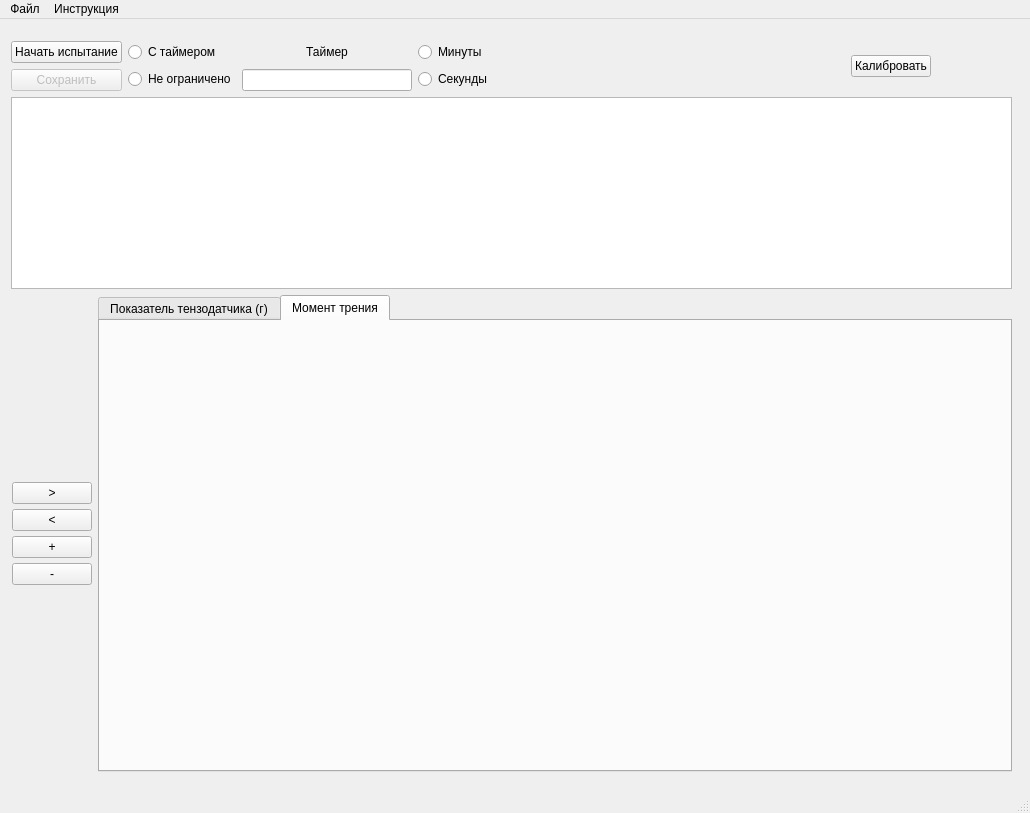
1Aboka1/tribometer-arduino, file design.ui: the form before one commit.
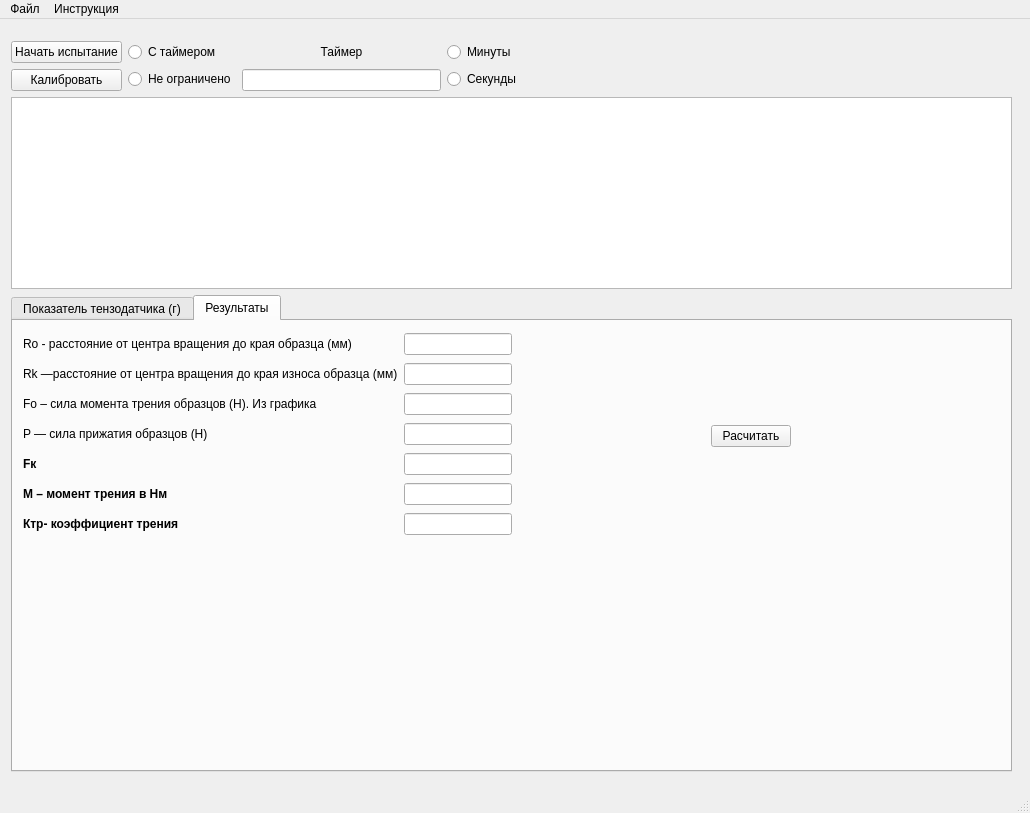
The form after the commit. The open tabs and pages were chosen to show the change.

Diff of the .ui file:
```diff
--- a/design.ui
+++ b/design.ui
@@ -10,6 +10,12 @@
     <height>813</height>
    </rect>
   </property>
+  <property name="sizePolicy">
+   <sizepolicy hsizetype="Fixed" vsizetype="Fixed">
+    <horstretch>0</horstretch>
+    <verstretch>0</verstretch>
+   </sizepolicy>
+  </property>
   <property name="windowTitle">
    <string>MainWindow</string>
   </property>
@@ -27,7 +33,52 @@
      <item row="2" column="0">
       <layout class="QHBoxLayout" name="horizontalLayout_4">
        <item>
-        <layout class="QVBoxLayout" name="verticalLayout_6">
+        <widget class="QTabWidget" name="tabWidget">
+         <property name="sizePolicy">
+          <sizepolicy hsizetype="Expanding" vsizetype="Expanding">
+           <horstretch>0</horstretch>
+           <verstretch>0</verstretch>
+          </sizepolicy>
+         </property>
+         <property name="currentIndex">
+          <number>0</number>
+         </property>
+         <widget class="QWidget" name="tab">
+          <attribute name="title">
+           <string>Показатель тензодатчика (г)</string>
+          </attribute>
+          <widget class="QWidget" name="">
+           <property name="geometry">
+            <rect>
+             <x>0</x>
+             <y>0</y>
+             <width>991</width>
+             <height>421</height>
+            </rect>
+           </property>
+           <layout class="QHBoxLayout" name="horizontalLayout_6">
+            <property name="sizeConstraint">
+             <enum>QLayout::SetNoConstraint</enum>
+            </property>
+            <item>
+             <layout class="QVBoxLayout" name="verticalLayout">
+              <property name="sizeConstraint">
+               <enum>QLayout::SetNoConstraint</enum>
+              </property>
+              <item>
+               <widget class="QWidget" name="widget" native="true">
+                <property name="sizePolicy">
+                 <sizepolicy hsizetype="Expanding" vsizetype="Expanding">
+                  <horstretch>0</horstretch>
+                  <verstretch>0</verstretch>
+                 </sizepolicy>
+                </property>
+               </widget>
+              </item>
+             </layout>
+            </item>
+            <item>
+             <layout class="QVBoxLayout" name="verticalLayout_7">
          <property name="spacing">
           <number>5</number>
          </property>
@@ -41,7 +92,7 @@
           <number>0</number>
          </property>
          <item>
-          <spacer name="verticalSpacer_2">
+               <spacer name="verticalSpacer_3">
            <property name="orientation">
             <enum>Qt::Vertical</enum>
            </property>
@@ -54,7 +105,7 @@
           </spacer>
          </item>
          <item>
-          <widget class="QPushButton" name="moveRight">
+               <widget class="QPushButton" name="moveRight_2">
            <property name="layoutDirection">
             <enum>Qt::LeftToRight</enum>
            </property>
@@ -64,7 +115,7 @@
           </widget>
          </item>
          <item>
-          <widget class="QPushButton" name="moveLeft">
+               <widget class="QPushButton" name="moveLeft_2">
            <property name="layoutDirection">
             <enum>Qt::LeftToRight</enum>
            </property>
@@ -74,7 +125,7 @@
           </widget>
          </item>
          <item>
-          <widget class="QPushButton" name="zoomIn">
+               <widget class="QPushButton" name="zoomIn_2">
            <property name="layoutDirection">
             <enum>Qt::LeftToRight</enum>
            </property>
@@ -84,7 +135,7 @@
           </widget>
          </item>
          <item>
-          <widget class="QPushButton" name="zoomOut">
+               <widget class="QPushButton" name="zoomOut_2">
            <property name="layoutDirection">
             <enum>Qt::LeftToRight</enum>
            </property>
@@ -94,7 +145,7 @@
           </widget>
          </item>
          <item>
-          <spacer name="verticalSpacer">
+               <spacer name="verticalSpacer_4">
            <property name="orientation">
             <enum>Qt::Vertical</enum>
            </property>
@@ -107,52 +158,174 @@
           </spacer>
          </item>
         </layout>
-       </item>
-       <item>
-        <widget class="QTabWidget" name="tabWidget">
-         <property name="sizePolicy">
-          <sizepolicy hsizetype="Expanding" vsizetype="Expanding">
-           <horstretch>0</horstretch>
-           <verstretch>0</verstretch>
-          </sizepolicy>
-         </property>
-         <property name="currentIndex">
-          <number>0</number>
-         </property>
-         <widget class="QWidget" name="tab">
-          <attribute name="title">
-           <string>Показатель тензодатчика (г)</string>
-          </attribute>
-          <widget class="QWidget" name="verticalLayoutWidget">
-           <property name="geometry">
-            <rect>
-             <x>0</x>
-             <y>0</y>
-             <width>931</width>
-             <height>411</height>
-            </rect>
-           </property>
-           <layout class="QVBoxLayout" name="verticalLayout">
-            <property name="sizeConstraint">
-             <enum>QLayout::SetNoConstraint</enum>
-            </property>
-            <item>
-             <widget class="QWidget" name="widget" native="true">
-              <property name="sizePolicy">
-               <sizepolicy hsizetype="Expanding" vsizetype="Expanding">
-                <horstretch>0</horstretch>
-                <verstretch>0</verstretch>
-               </sizepolicy>
-              </property>
-             </widget>
             </item>
            </layout>
           </widget>
          </widget>
          <widget class="QWidget" name="tab_2">
           <attribute name="title">
-           <string>Момент трения</string>
+           <string>Результаты</string>
           </attribute>
+          <widget class="QWidget" name="">
+           <property name="geometry">
+            <rect>
+             <x>10</x>
+             <y>10</y>
+             <width>961</width>
+             <height>211</height>
+            </rect>
+           </property>
+           <layout class="QHBoxLayout" name="horizontalLayout_8">
+            <item>
+             <layout class="QGridLayout" name="gridLayout_2">
+              <property name="sizeConstraint">
+               <enum>QLayout::SetDefaultConstraint</enum>
+              </property>
+              <item row="0" column="0">
+               <widget class="QLabel" name="label_13">
+                <property name="text">
+                 <string>Ro - расстояние от центра вращения до края образца (мм)</string>
+                </property>
+               </widget>
+              </item>
+              <item row="0" column="1">
+               <widget class="QLineEdit" name="r0"/>
+              </item>
+              <item row="1" column="0">
+               <widget class="QLabel" name="label_3">
+                <property name="text">
+                 <string>Rk —расстояние от центра вращения до края износа образца (мм)</string>
+                </property>
+               </widget>
+              </item>
+              <item row="1" column="1">
+               <widget class="QLineEdit" name="rk"/>
+              </item>
+              <item row="2" column="0">
+               <widget class="QLabel" name="label_4">
+                <property name="text">
+                 <string>Fо – сила момента трения образцов (Н). Из графика</string>
+                </property>
+               </widget>
+              </item>
+              <item row="2" column="1">
+               <widget class="QLineEdit" name="f0"/>
+              </item>
+              <item row="3" column="0">
+               <widget class="QLabel" name="label_5">
+                <property name="text">
+                 <string>P — сила прижатия образцов (Н)</string>
+                </property>
+               </widget>
+              </item>
+              <item row="3" column="1">
+               <widget class="QLineEdit" name="p1"/>
+              </item>
+              <item row="4" column="0">
+               <widget class="QLabel" name="label_12">
+                <property name="font">
+                 <font>
+                  <weight>75</weight>
+                  <bold>true</bold>
+                 </font>
+                </property>
+                <property name="text">
+                 <string>Fк</string>
+                </property>
+               </widget>
+              </item>
+              <item row="4" column="1">
+               <widget class="QLineEdit" name="fk">
+                <property name="readOnly">
+                 <bool>true</bool>
+                </property>
+               </widget>
+              </item>
+              <item row="5" column="0">
+               <widget class="QLabel" name="label_10">
+                <property name="font">
+                 <font>
+                  <weight>75</weight>
+                  <bold>true</bold>
+                 </font>
+                </property>
+                <property name="text">
+                 <string>М – момент трения в Нм</string>
+                </property>
+               </widget>
+              </item>
+              <item row="5" column="1">
+               <widget class="QLineEdit" name="m1">
+                <property name="readOnly">
+                 <bool>true</bool>
+                </property>
+               </widget>
+              </item>
+              <item row="6" column="0">
+               <widget class="QLabel" name="label_11">
+                <property name="font">
+                 <font>
+                  <weight>75</weight>
+                  <bold>true</bold>
+                 </font>
+                </property>
+                <property name="text">
+                 <string>Ктр- коэффициент трения</string>
+                </property>
+               </widget>
+              </item>
+              <item row="6" column="1">
+               <widget class="QLineEdit" name="ktr">
+                <property name="readOnly">
+                 <bool>true</bool>
+                </property>
+               </widget>
+              </item>
+             </layout>
+            </item>
+            <item>
+             <spacer name="horizontalSpacer_3">
+              <property name="orientation">
+               <enum>Qt::Horizontal</enum>
+              </property>
+              <property name="sizeHint" stdset="0">
+               <size>
+                <width>40</width>
+                <height>20</height>
+               </size>
+              </property>
+             </spacer>
+            </item>
+            <item>
+             <widget class="QPushButton" name="calculate_button">
+              <property name="font">
+               <font>
+                <weight>50</weight>
+                <bold>false</bold>
+                <underline>false</underline>
+                <strikeout>false</strikeout>
+               </font>
+              </property>
+              <property name="text">
+               <string>Расчитать</string>
+              </property>
+             </widget>
+            </item>
+            <item>
+             <spacer name="horizontalSpacer_4">
+              <property name="orientation">
+               <enum>Qt::Horizontal</enum>
+              </property>
+              <property name="sizeHint" stdset="0">
+               <size>
+                <width>40</width>
+                <height>20</height>
+               </size>
+              </property>
+             </spacer>
+            </item>
+           </layout>
+          </widget>
          </widget>
         </widget>
        </item>
@@ -175,12 +348,9 @@
             </widget>
            </item>
            <item>
-            <widget class="QPushButton" name="saveButton">
-             <property name="enabled">
-              <bool>false</bool>
-             </property>
+            <widget class="QPushButton" name="calibrate_button">
              <property name="text">
-              <string>Сохранить</string>
+              <string>Калибровать</string>
              </property>
             </widget>
            </item>
@@ -302,13 +472,6 @@
            </property>
           </widget>
          </item>
-         <item>
-          <widget class="QPushButton" name="calibrate_button">
-           <property name="text">
-            <string>Калибровать</string>
-           </property>
-          </widget>
-         </item>
         </layout>
        </item>
        <item>
```
Left out of the diff: 27 changed lines with no effect on the pictures. Lines whose indentation alone changed are shown as unchanged.
